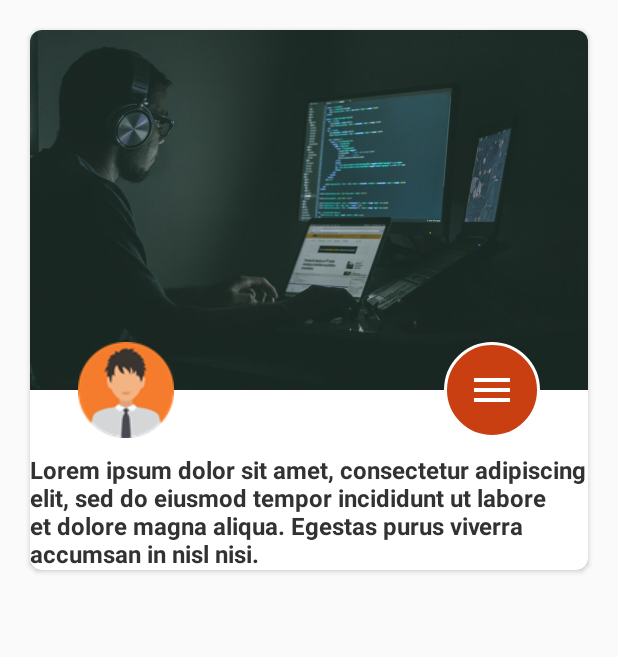
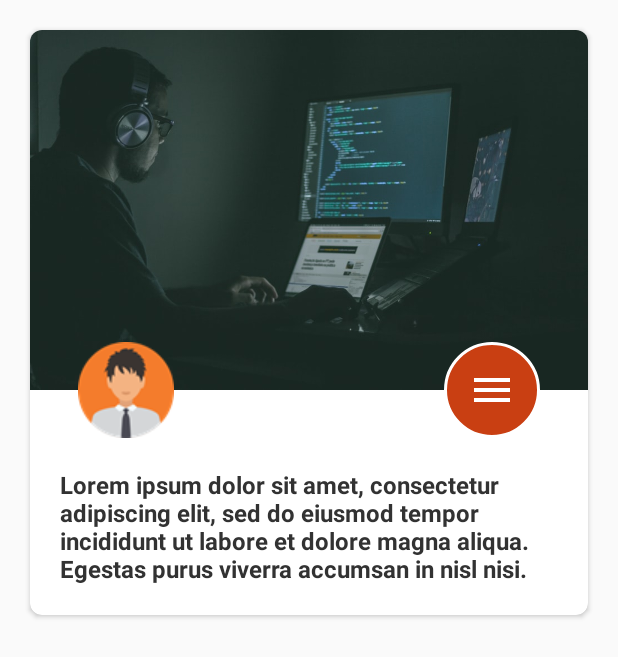
Before and after one commit to mavenium/User.Profile.Card, an Android app: the layout layout_user_profile.xml on its own in the app's theme, with its tools: preview values and no code run, on a phone screen of 412 x 824 dp. Shown: the top 657 px of the screen. Run offline under Robolectric (Android 15) with nearby library versions, the phone set to English and light mode, and no system bars.

```diff
--- a/app/src/main/res/layout/layout_user_profile.xml
+++ b/app/src/main/res/layout/layout_user_profile.xml
@@ -88,7 +88,8 @@
             android:id="@+id/user_profile_description"
             android:layout_width="match_parent"
             android:layout_height="wrap_content"
-            android:layout_marginTop="42dp"
+            android:layout_marginTop="32dp"
+            android:padding="20dp"
             android:textSize="16sp"
             android:textStyle="bold"
             android:textColor="@android:color/secondary_text_light"
```
Also changed, not shown: app/src/main/res/layout/activity_main.xml (+4 -8 lines).
